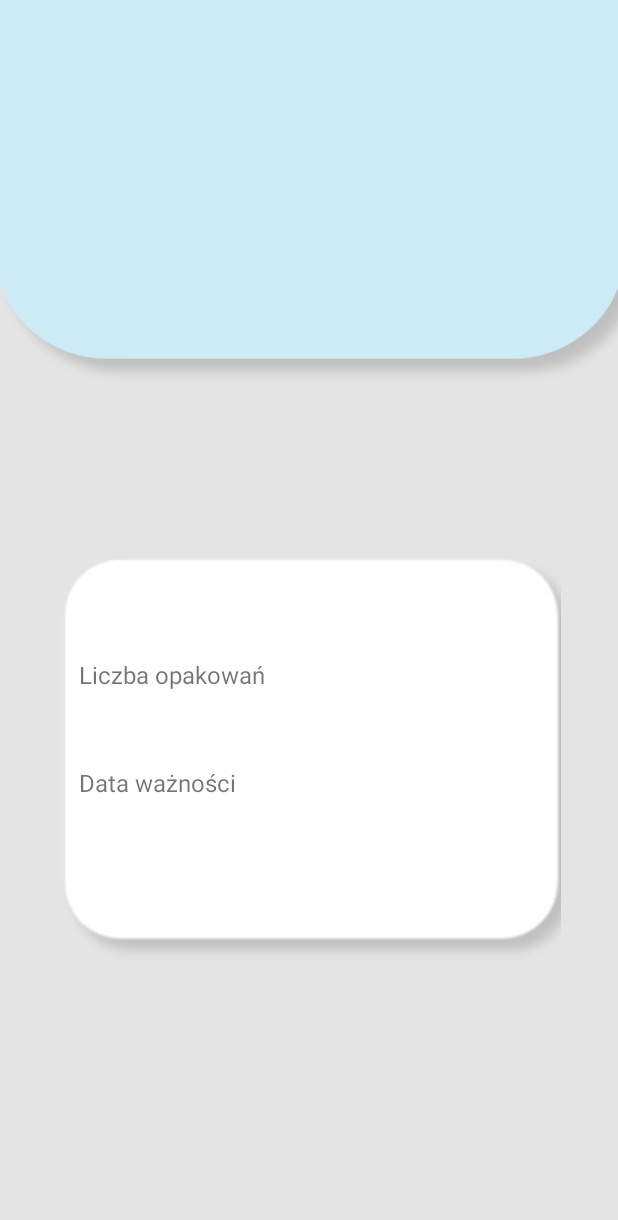
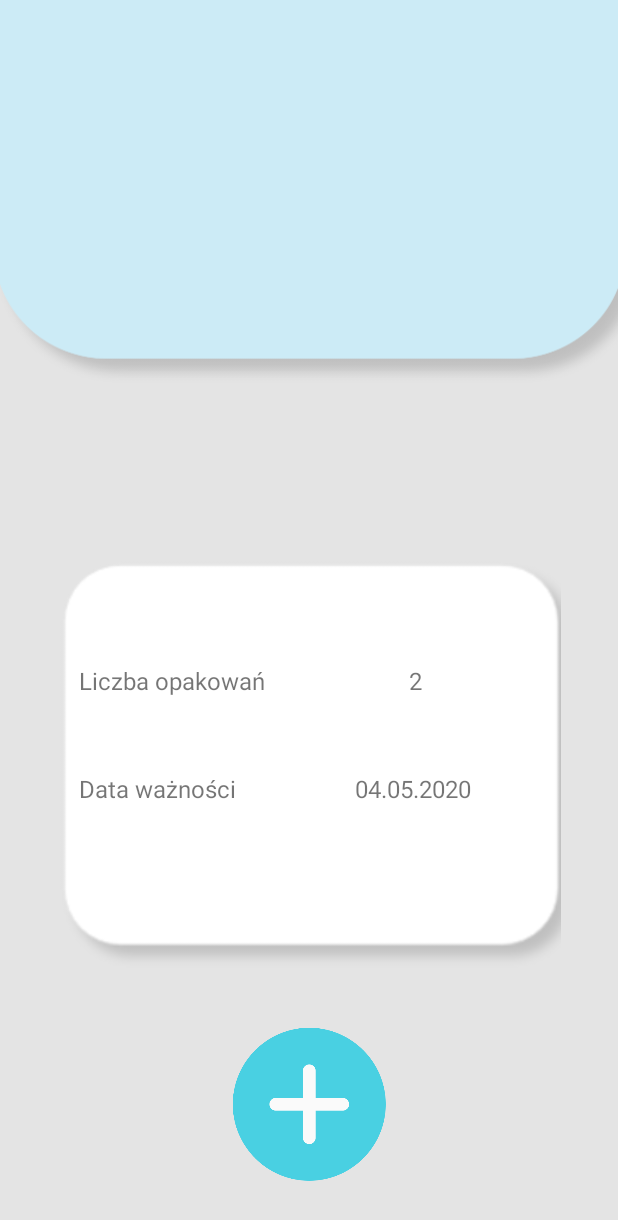
Before and after one commit to AgnieszkaRozanska/Inteligentna_Lodowka, an Android app: the ScanPrroductsActivity screen opened directly, with no data from a screen before it, on a phone screen of 412 x 824 dp. Shown: the top 1220 px of the screen. Run offline under Robolectric (Android 15) with nearby library versions, the phone set to English and light mode, and no system bars.

Commit message:
Small changes in ScanActivity

```diff
--- a/app/src/main/res/layout/activity_scan_prroducts.xml
+++ b/app/src/main/res/layout/activity_scan_prroducts.xml
@@ -12,7 +12,7 @@
         android:layout_width="378dp"
 
         android:layout_height="275dp"
-        android:layout_marginBottom="180dp"
+        android:layout_marginBottom="176dp"
         app:layout_constraintBottom_toBottomOf="parent"
         app:layout_constraintEnd_toEndOf="parent"
         app:layout_constraintHorizontal_bias="0.515"
@@ -20,7 +20,7 @@
         app:srcCompat="@drawable/rectangle_white" />
 
     <TextView
-        android:id="@+id/textViewNumberOfPackages"
+        android:id="@+id/textViewNumberOfPackagesInfo"
         android:layout_width="wrap_content"
         android:layout_height="wrap_content"
         android:layout_marginStart="35dp"
@@ -39,6 +39,41 @@
         android:text="@string/ExpirationDateInfo"
         android:textSize="16dp"
         app:layout_constraintStart_toStartOf="@+id/imageView2"
+        app:layout_constraintTop_toBottomOf="@+id/textViewNumberOfPackagesInfo" />
+
+    <TextView
+        android:id="@+id/textViewNumberOfPackages"
+        android:layout_width="wrap_content"
+        android:layout_height="wrap_content"
+        android:layout_marginTop="70dp"
+        android:layout_marginEnd="35dp"
+        android:text="2"
+        android:textSize="16dp"
+        app:layout_constraintEnd_toEndOf="parent"
+        app:layout_constraintStart_toEndOf="@+id/textViewNumberOfPackagesInfo"
+        app:layout_constraintTop_toTopOf="@+id/imageView2" />
+
+    <TextView
+        android:id="@+id/textView4"
+        android:layout_width="wrap_content"
+        android:layout_height="wrap_content"
+        android:layout_marginTop="50dp"
+        android:layout_marginEnd="35dp"
+        android:text="04.05.2020"
+        android:textSize="16dp"
+        app:layout_constraintEnd_toEndOf="@+id/imageView2"
+        app:layout_constraintHorizontal_bias="0.635"
+        app:layout_constraintStart_toEndOf="@+id/textViewExpirationDate"
         app:layout_constraintTop_toBottomOf="@+id/textViewNumberOfPackages" />
 
+    <Button
+        android:id="@+id/buttonAddProduct"
+        android:layout_width="wrap_content"
+        android:layout_height="wrap_content"
+        app:layout_constraintBottom_toBottomOf="parent"
+        app:layout_constraintEnd_toEndOf="parent"
+        android:background="@mipmap/plus"
+        app:layout_constraintStart_toStartOf="parent"
+        app:layout_constraintTop_toBottomOf="@+id/imageView2" />
+
 </androidx.constraintlayout.widget.ConstraintLayout>
```
